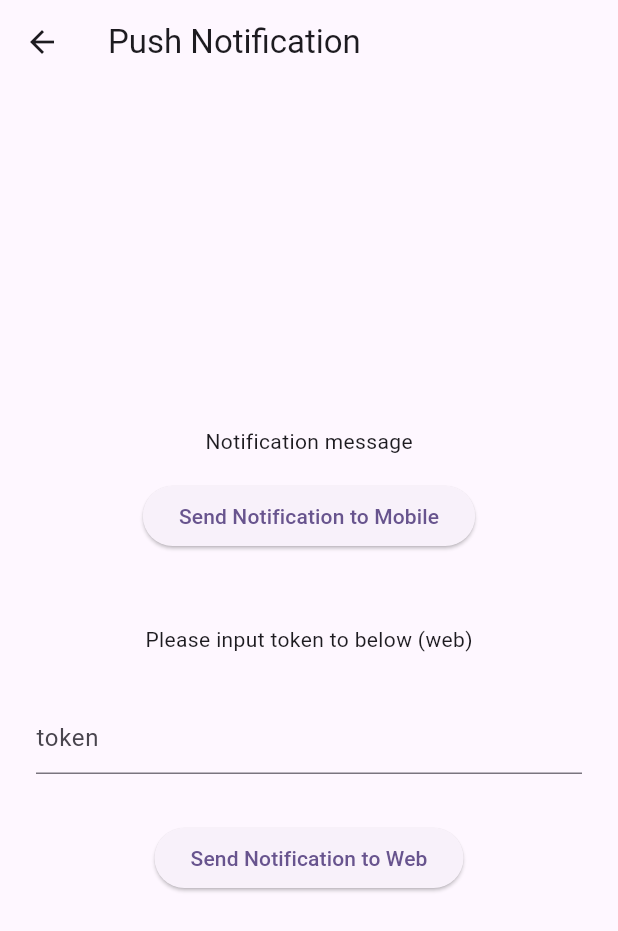
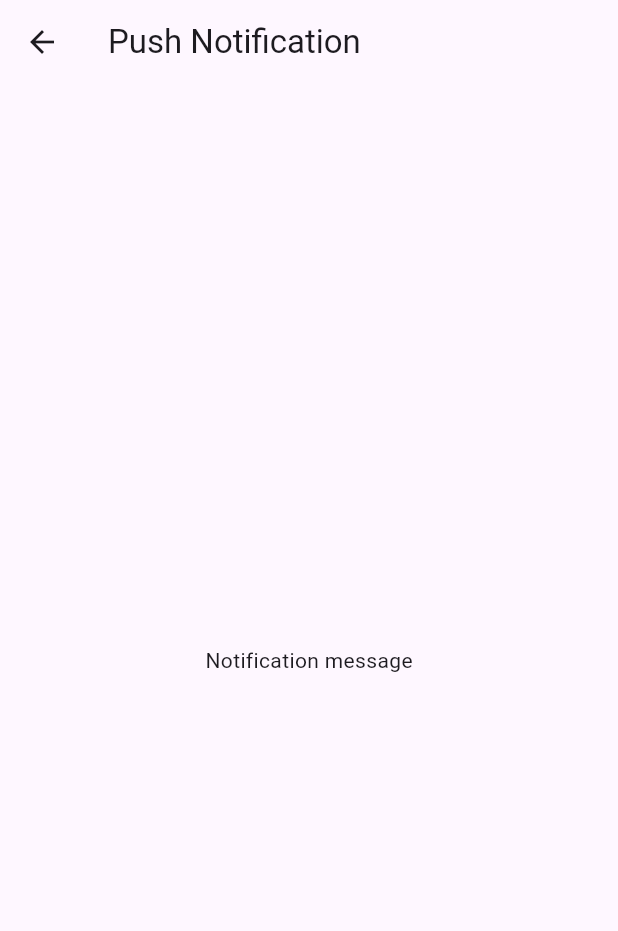
Before and after one commit to ramdhanjr11/Sample-Code-ISID, a Flutter app: the PushNotificationPage screen opened directly, on a phone screen of 412 x 824 dp. Shown: the top 931 px of the screen. Run offline on Flutter 3.47's test engine with Material 2 defaults, Android fonts, the phone set to English and light mode, and no system bars; our stand-ins replace file_picker, firebase_core, firebase_messaging, flutter_local_notifications; accounts and stored records are empty.

Commit message:
refactor: remove push notification button

```diff
--- a/lib/push_notification/push_notification_page.dart
+++ b/lib/push_notification/push_notification_page.dart
@@ -15,7 +15,6 @@ class PushNotificationPage extends StatefulWidget {
 }
 
 class _PushNotificationPageState extends State<PushNotificationPage> {
-  late final TextEditingController _tokenController;
   String? _token;
 
   @override
@@ -46,8 +45,6 @@ class _PushNotificationPageState extends State<PushNotificationPage> {
     }
 
     checkNotificationPermission();
-
-    _tokenController = TextEditingController();
   }
 
   @override
@@ -56,48 +53,8 @@ class _PushNotificationPageState extends State<PushNotificationPage> {
       appBar: AppBar(
         title: const Text('Push Notification'),
       ),
-      body: Center(
-        child: Column(
-          mainAxisAlignment: MainAxisAlignment.center,
-          crossAxisAlignment: CrossAxisAlignment.center,
-          children: [
-            const Padding(
-              padding: EdgeInsets.all(8.0),
-              child: Text('Notification message'),
-            ),
-            Padding(
-              padding: const EdgeInsets.all(8.0),
-              child: ElevatedButton(
-                onPressed: () => _sendPushMessage(),
-                child: const Text('Send Notification to Mobile'),
-              ),
-            ),
-            const Padding(
-              padding: EdgeInsets.all(16.0),
-            ),
-            const Padding(
-              padding: EdgeInsets.all(8.0),
-              child: Text('Please input token to below (web)'),
-            ),
-            Padding(
-              padding: const EdgeInsets.all(24),
-              child: TextFormField(
-                controller: _tokenController,
-                decoration: const InputDecoration(hintText: 'token'),
-              ),
-            ),
-            Padding(
-              padding: const EdgeInsets.all(8.0),
-              child: ElevatedButton(
-                onPressed: () {
-                  _token = _tokenController.value.text.toString();
-                  _sendPushMessage();
-                },
-                child: const Text('Send Notification to Web'),
-              ),
-            ),
-          ],
-        ),
+      body: const Center(
+        child: Text('Notification message'),
       ),
     );
   }
```
